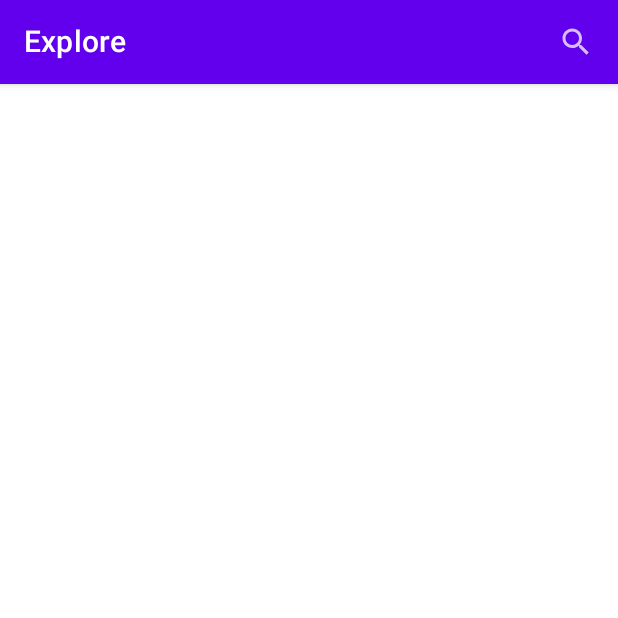
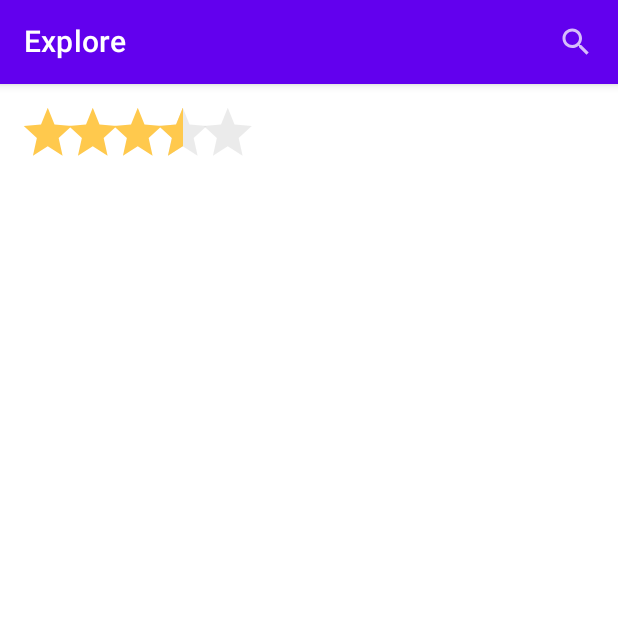
Before and after one commit to nes012/KtorApp, an Android app built with Jetpack Compose: the HomeScreen screen opened through its navigation route, on a phone screen of 412 x 824 dp, the top half of it. Run offline under Robolectric (Android 15) with nearby library versions, the phone set to English and light mode, and no system bars; our stand-ins replace Dagger/Hilt's generated code, Room's generated code, accompanist, paging.

Commit message:
add rating calculation

```diff
--- a/app/src/main/java/anzhy/dizi/ktorapp/presentation/components/RatingWidget.kt
+++ b/app/src/main/java/anzhy/dizi/ktorapp/presentation/components/RatingWidget.kt
@@ -1,30 +1,39 @@
 package anzhy.dizi.ktorapp.presentation.components
 
+import android.util.Log
 import androidx.compose.foundation.Canvas
+import androidx.compose.foundation.layout.Arrangement
+import androidx.compose.foundation.layout.Row
 import androidx.compose.foundation.layout.size
-import androidx.compose.runtime.Composable
-import androidx.compose.runtime.remember
+import androidx.compose.runtime.*
 import androidx.compose.ui.Modifier
 import androidx.compose.ui.geometry.Rect
 import androidx.compose.ui.geometry.Size
 import androidx.compose.ui.graphics.Path
+import androidx.compose.ui.graphics.drawscope.Fill
 import androidx.compose.ui.graphics.drawscope.clipPath
 import androidx.compose.ui.graphics.drawscope.scale
 import androidx.compose.ui.graphics.drawscope.translate
 import androidx.compose.ui.graphics.vector.PathParser
 import androidx.compose.ui.res.stringResource
 import androidx.compose.ui.tooling.preview.Preview
+import androidx.compose.ui.unit.Dp
 import androidx.compose.ui.unit.dp
 import anzhy.dizi.ktorapp.R
+import anzhy.dizi.ktorapp.ui.theme.EXTRA_SMALL_PADDING
 import anzhy.dizi.ktorapp.ui.theme.LightGray
 import anzhy.dizi.ktorapp.ui.theme.StarColor
+
 
 @Composable
 fun RatingWidget(
     modifier: Modifier,
     rating: Double,
-    scaleFactor: Float = 2f
+    scaleFactor: Float = 2f,
+    spaceBetween: Dp = EXTRA_SMALL_PADDING
 ) {
+    val result = calculateStars(rating = rating)
+
     val starPathString = stringResource(id = R.string.star_path)
 
     //convert path string into path object
@@ -35,7 +44,37 @@ fun RatingWidget(
         starPath.getBounds()
     }
 
-    FilledStar(starPath = starPath, starPathBounds = starPathBounds, scaleFactor = scaleFactor)
+    // FilledStar(starPath = starPath, starPathBounds = starPathBounds, scaleFactor = scaleFactor)
+
+    Row(
+        modifier = modifier,
+        horizontalArrangement = Arrangement.spacedBy(spaceBetween)
+    ) {
+        result["filledStars"]?.let {
+            repeat(it){
+                FilledStar(
+                    starPath = starPath,
+                    starPathBounds = starPathBounds,
+                    scaleFactor = scaleFactor)
+            }
+        }
+        result["halfFilledStars"]?.let {
+            repeat(it){
+                HalfFilledStar(
+                    starPath = starPath,
+                    starPathBounds = starPathBounds,
+                    scaleFactor = scaleFactor)
+            }
+        }
+        result["emptyStars"]?.let {
+            repeat(it){
+                EmptyStar(
+                    starPath = starPath,
+                    starPathBounds = starPathBounds,
+                    scaleFactor = scaleFactor)
+            }
+        }
+    }
 }
 
 @Composable
@@ -45,7 +84,7 @@ fun EmptyStar(
     scaleFactor: Float
 ) {
     Canvas(modifier = Modifier.size(24.dp)) {
-        val canvasSize = this.size
+        val canvasSize = size
 
         scale(scale = scaleFactor) {
             val pathWidth = starPathBounds.width
@@ -73,7 +112,7 @@ fun FilledStar(
     scaleFactor: Float
 ) {
     Canvas(modifier = Modifier.size(24.dp)) {
-        val canvasSize = this.size
+        val canvasSize = size
 
         scale(scale = scaleFactor) {
             val pathWidth = starPathBounds.width
@@ -101,7 +140,7 @@ fun HalfFilledStar(
     scaleFactor: Float
 ) {
     Canvas(modifier = Modifier.size(24.dp)) {
-        val canvasSize = this.size
+        val canvasSize = size
 
         scale(scale = scaleFactor) {
             val pathWidth = starPathBounds.width
@@ -130,6 +169,42 @@ fun HalfFilledStar(
             }
         }
     }
+}
+
+@Composable
+fun calculateStars(rating: Double): Map<String, Int> {
+    val maxStars by remember { mutableStateOf(5) }
+    var filledStars by remember { mutableStateOf(0) }
+    var halfFilledStars by remember { mutableStateOf(0) }
+    var emptyStars by remember { mutableStateOf(0) }
+
+    LaunchedEffect(key1 = rating) {
+        val (firstNumber, lastNumber) = rating.toString()
+            .split(".")
+            .map { it.toInt() }
+        if (firstNumber in 0..5 && lastNumber in 0..9) {
+            filledStars = firstNumber
+            if (lastNumber in 1..5) {
+                halfFilledStars++
+            }
+            if (lastNumber in 6..9) {
+                filledStars++
+            }
+            if (firstNumber == 5 && lastNumber > 0) {
+                emptyStars = 5
+                filledStars = 0
+                halfFilledStars = 0
+            } else {
+                Log.e("RatingWidget", "Invalid rating number")
+            }
+        }
+    }
+    emptyStars = maxStars - (filledStars + halfFilledStars)
+    return mapOf(
+        "filledStars" to filledStars,
+        "halfFilledStars" to halfFilledStars,
+        "emptyStars" to emptyStars
+    )
 }
 
 @Composable
--- a/app/src/main/java/anzhy/dizi/ktorapp/presentation/screen/home/HomeScreen.kt
+++ b/app/src/main/java/anzhy/dizi/ktorapp/presentation/screen/home/HomeScreen.kt
@@ -1,9 +1,13 @@
 package anzhy.dizi.ktorapp.presentation.screen.home
 
+import androidx.compose.foundation.layout.padding
 import androidx.compose.material.Scaffold
 import androidx.compose.runtime.Composable
+import androidx.compose.ui.Modifier
 import androidx.hilt.navigation.compose.hiltViewModel
 import androidx.paging.compose.collectAsLazyPagingItems
+import anzhy.dizi.ktorapp.presentation.components.RatingWidget
+import anzhy.dizi.ktorapp.ui.theme.LARGE_PADDING
 import com.google.accompanist.pager.ExperimentalPagerApi
 
 @ExperimentalPagerApi
@@ -19,5 +23,8 @@ fun HomeScreen(
         topBar = {
             HomeTopBar(onSearchClicked = {})
         }
-    ) {}
+    ) {
+        RatingWidget(
+            modifier = Modifier.padding(all = LARGE_PADDING), rating = 3.3)
+    }
 }
```
